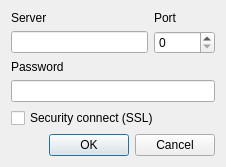
Qt form src/plugins/azoth/plugins/acetamide/ircaddserverdialog.ui (0xd34df00d/leechcraft) before a commit.
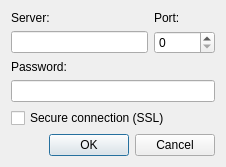
The same form after that commit.

```diff
--- a/src/plugins/azoth/plugins/acetamide/ircaddserverdialog.ui
+++ b/src/plugins/azoth/plugins/acetamide/ircaddserverdialog.ui
@@ -7,7 +7,7 @@
     <x>0</x>
     <y>0</y>
     <width>226</width>
-    <height>150</height>
+    <height>160</height>
    </rect>
   </property>
   <property name="windowTitle">
@@ -17,14 +17,14 @@
    <item row="0" column="0">
     <widget class="QLabel" name="label">
      <property name="text">
-      <string>Server</string>
+      <string>Server:</string>
      </property>
     </widget>
    </item>
    <item row="0" column="1">
     <widget class="QLabel" name="label_2">
      <property name="text">
-      <string>Port</string>
+      <string>Port:</string>
      </property>
     </widget>
    </item>
@@ -44,7 +44,7 @@
    <item row="2" column="0">
     <widget class="QLabel" name="label_3">
      <property name="text">
-      <string>Password</string>
+      <string>Password:</string>
      </property>
     </widget>
    </item>
@@ -71,7 +71,7 @@
    <item row="4" column="0" colspan="2">
     <widget class="QCheckBox" name="SSL_">
      <property name="text">
-      <string>Security connect (SSL)</string>
+      <string>Secure connection (SSL)</string>
      </property>
     </widget>
    </item>
```
